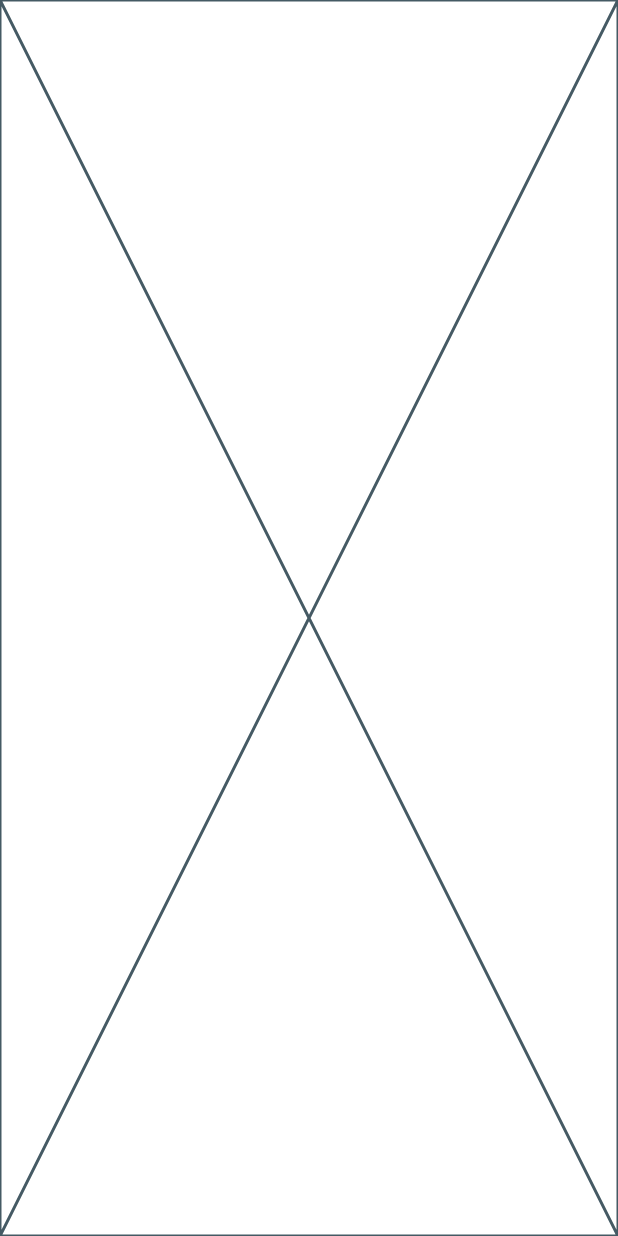
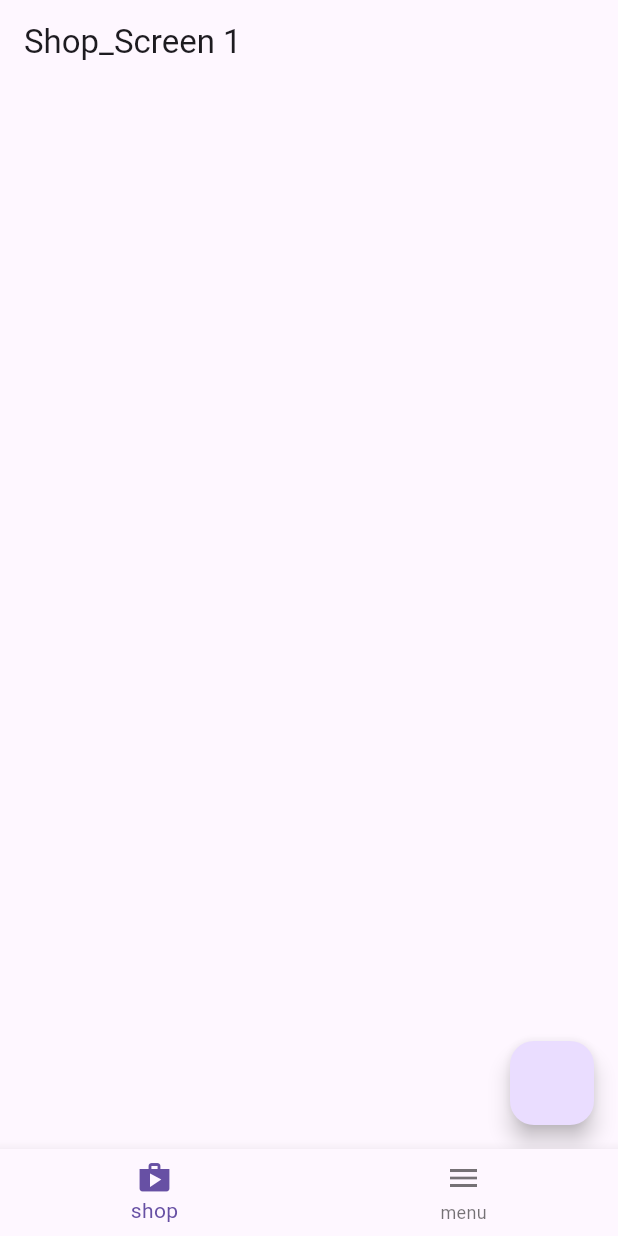
Before and after one commit to InzaSanam08/Nasted_Bottum_Nav_Bar, a Flutter app: the screen it shows after launch, on a phone screen of 412 x 824 dp. Run offline on Flutter 3.47's test engine with Material 3 defaults, Android fonts, the phone set to English and light mode, and no system bars.

Commit message:
Nested Bottum Navigation Bar

```diff
--- a/lib/bottum_nav_bar.dart
+++ b/lib/bottum_nav_bar.dart
@@ -1,25 +1,37 @@
+import 'package:btnbar/menu_navigator/Menu_navigator.dart';
+import 'package:btnbar/shop_navigator/shop_navigator.dart';
 import 'package:flutter/material.dart';
 
-class BottumNavBar extends StatefulWidget {
-  const BottumNavBar({super.key});
+class Bar extends StatefulWidget {
+  const Bar({super.key});
 
   @override
-  State<BottumNavBar> createState() => _BottumNavBarState();
+  State<Bar> createState() => _BarState();
 }
 
-class _BottumNavBarState extends State<BottumNavBar> {
-  var _currentIndex = 0;
-  List<Widget> body = [Icon(Icons.home), Icon(Icons.person), Icon(Icons.menu)];
+class _BarState extends State<Bar> {
+  int _selectedindex = 0;
 
   @override
   Widget build(BuildContext context) {
     return Scaffold(
       bottomNavigationBar: BottomNavigationBar(
-        items: [
-          BottomNavigationBarItem(label: 'Home',icon: Icon(Icons.home)),
-          BottomNavigationBarItem(label: 'profile',icon: Icon(Icons.person)),
-          BottomNavigationBarItem(label: 'menu',icon: Icon(Icons.menu)),
+        items: <BottomNavigationBarItem>[
+          BottomNavigationBarItem(icon: Icon(Icons.shop), label: "shop"),
+          BottomNavigationBarItem(icon: Icon(Icons.menu), label: "menu"),
         ],
+        currentIndex: _selectedindex,
+        onTap: (value) {
+          _selectedindex = value;
+        },
+      ),
+
+      body: SafeArea(
+        top: false,
+        child: IndexedStack(
+          index: _selectedindex,
+          children: [Shop_Navigator(), Menu_Navigator()],
+        ),
       ),
     );
   }
--- a/lib/main.dart
+++ b/lib/main.dart
@@ -1,13 +1,15 @@
+ import 'package:btnbar/bottum_nav_bar.dart';
 import 'package:flutter/material.dart';
 
 void main() {
   runApp(const MyApp());
 }
+
 class MyApp extends StatelessWidget {
   const MyApp({super.key});
 
   @override
   Widget build(BuildContext context) {
-    return const Placeholder();
+    return MaterialApp(home: Bar());
   }
 }
--- /dev/null
+++ b/lib/menu_navigator/Menu_navigator.dart
@@ -0,0 +1,33 @@
+import 'package:btnbar/menu_navigator/menu1.dart';
+import 'package:btnbar/menu_navigator/menu2.dart';
+import 'package:flutter/material.dart';
+
+class Menu_Navigator extends StatefulWidget {
+  const Menu_Navigator({super.key});
+
+  @override
+  State<Menu_Navigator> createState() => _Menu_NavigatorState();
+}
+
+class _Menu_NavigatorState extends State<Menu_Navigator> {
+  @override
+  Widget build(BuildContext context) {
+    return Navigator(
+      onGenerateRoute: (RouteSettings settings) {
+        return MaterialPageRoute(
+          settings: settings,
+          builder: (BuildContext context) {
+            switch (settings.name) {
+              case '/':
+                return Menu_Screen1();
+              case '/Menu_Screen2':
+                return Menu_Screen2();
+              default:
+                throw Exception('Invalid route: ${settings.name}');
+            }
+          },
+        );
+      },
+    );
+  }
+}
--- /dev/null
+++ b/lib/menu_navigator/menu1.dart
@@ -0,0 +1,15 @@
+import 'package:flutter/material.dart';
+
+class Menu_Screen1 extends StatelessWidget {
+  const Menu_Screen1({super.key});
+
+  @override
+  Widget build(BuildContext context) {
+    return Scaffold(
+      appBar: AppBar(title: Text("Menu Scareen ")),
+      floatingActionButton: FloatingActionButton(
+        onPressed: () => Navigator.pushNamed(context, '/Menu_Screen2'),
+      ),
+    );
+  }
+}
--- /dev/null
+++ b/lib/menu_navigator/menu2.dart
@@ -0,0 +1,10 @@
+import 'package:flutter/material.dart';
+
+class Menu_Screen2 extends StatelessWidget {
+  const Menu_Screen2({super.key});
+
+  @override
+  Widget build(BuildContext context) {
+    return Scaffold(appBar: AppBar(title: Text("Menu Screen 2")));
+  }
+}
--- /dev/null
+++ b/lib/shop_navigator/shop1.dart
@@ -0,0 +1,15 @@
+import 'package:flutter/material.dart';
+
+class Shop_Screen1 extends StatelessWidget {
+  const Shop_Screen1({super.key});
+
+  @override
+  Widget build(BuildContext context) {
+    return Scaffold(
+      appBar: AppBar(title: Text("Shop_Screen 1 ")),
+      floatingActionButton: FloatingActionButton(
+        onPressed: () => Navigator.pushNamed(context, '/Shop_Screen2'),
+      ),
+    );
+  }
+}
--- /dev/null
+++ b/lib/shop_navigator/shop2.dart
@@ -0,0 +1,10 @@
+import 'package:flutter/material.dart';
+
+class Shop_Screen2 extends StatelessWidget {
+  const Shop_Screen2({super.key});
+
+  @override
+  Widget build(BuildContext context) {
+    return Scaffold(appBar: AppBar(title: Text("Shop Screen 2")));
+  }
+}
--- /dev/null
+++ b/lib/shop_navigator/shop_navigator.dart
@@ -0,0 +1,28 @@
+import 'package:btnbar/shop_navigator/shop1.dart';
+import 'package:btnbar/shop_navigator/shop2.dart';
+import 'package:flutter/material.dart';
+
+class Shop_Navigator extends StatelessWidget {
+  const Shop_Navigator({super.key});
+
+  @override
+  Widget build(BuildContext context) {
+    return Navigator(
+      onGenerateRoute: (RouteSettings settings) {
+        return MaterialPageRoute(
+          settings: settings,
+          builder: (BuildContext context) {
+            switch (settings.name) {
+              case '/':
+                return Shop_Screen1();
+              case '/Shop_Screen2':
+                return Shop_Screen2();
+              default:
+                throw Exception('Invalid route: ${settings.name}');
+            }
+          },
+        );
+      },
+    );
+  }
+}
```
